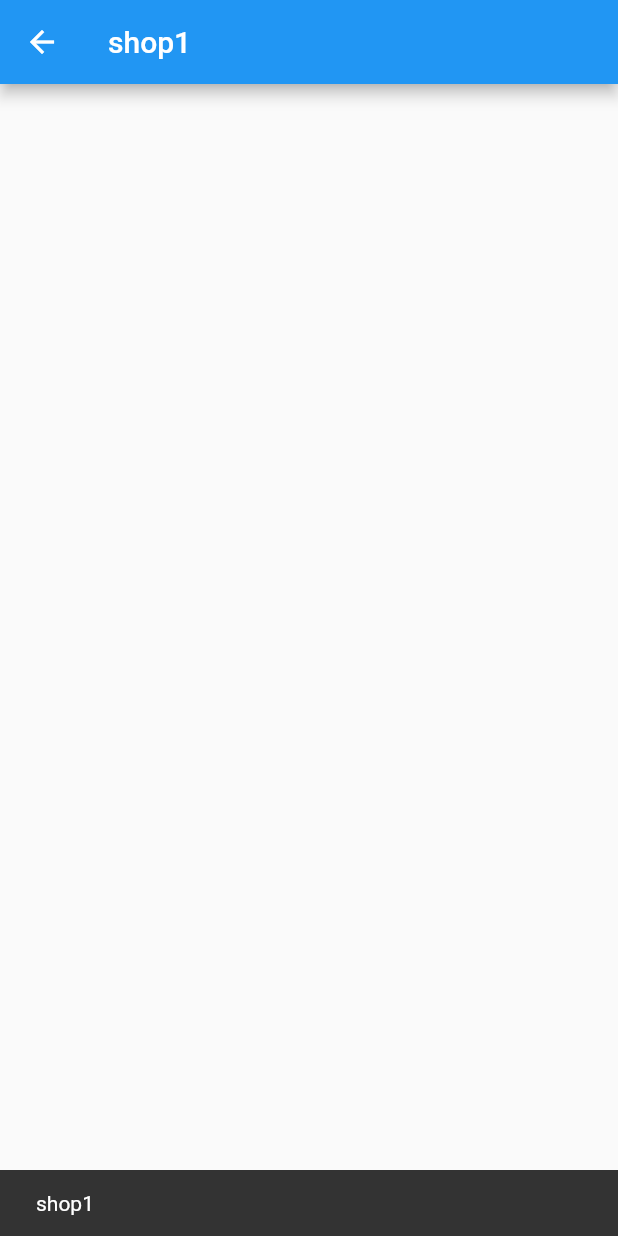
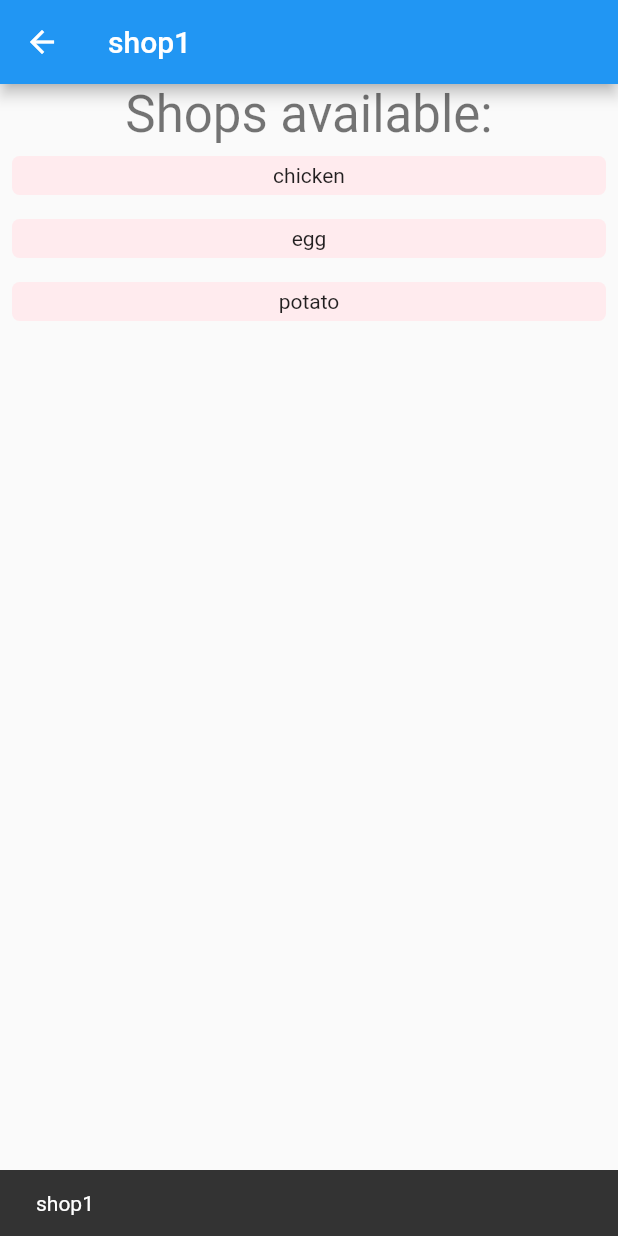
Before and after one commit to papageorgeach/healthyfoodaplication, a Flutter app: the screen it shows after launch, after a tap on "shop1", on a phone screen of 412 x 824 dp. Run offline on Flutter 3.47's test engine with Material 2 defaults, Android fonts, the light colour scheme and no system bars.

Commit message:
shop list and product list version 1.0

```diff
--- a/lib/dish.dart
+++ b/lib/dish.dart
@@ -1,4 +1,4 @@
-import '/product.dart';
+import 'product/product.dart';
 
 class Dish {
   String? name;
--- a/lib/main.dart
+++ b/lib/main.dart
@@ -1,6 +1,6 @@
 import 'package:flutter/material.dart';
-import 'shop_shortcut.dart';
-import '/product.dart';
+import 'shop/shop_shortcut.dart';
+import 'product/product.dart';
 import 'home.dart';
 
 void main() {
--- /dev/null
+++ b/lib/product/available_products.dart
@@ -0,0 +1,20 @@
+import 'package:flutter/material.dart';
+import 'product.dart';
+import 'product_shortcut.dart';
+
+class AvailableProducts extends StatelessWidget {
+  List<Product> availableProducts;
+
+  AvailableProducts(this.availableProducts, {Key? key}) : super(key: key);
+
+  @override
+  Widget build(BuildContext context) {
+    var shop;
+    return Column(crossAxisAlignment: CrossAxisAlignment.start, children: [
+      for (shop in availableProducts)
+        Container(
+          child: ProductShortcut(shop),
+        ),
+    ]);
+  }
+}
--- a/lib/product.dart
+++ b/lib/product/product.dart
@@ -1,21 +1,21 @@
 class Product {
-  String? name;
-  String? description;
-  double? pricePer100g;
+  String name;
+  String description;
+  double pricePer100g;
   //per 100g
-  int? calories;
-  int? protein;
-  int? carbs;
-  int? fat;
+  int calories;
+  int protein;
+  int carbs;
+  int fat;
 
   Product(this.name, this.description, this.pricePer100g, this.calories,
       this.protein, this.carbs, this.fat);
 
   List macros(double quantity) {
-    double mealCalories = calories! * quantity;
-    double mealProtein = protein! * quantity;
-    double mealCarbs = carbs! * quantity;
-    double mealFat = fat! * quantity;
+    double mealCalories = calories * quantity;
+    double mealProtein = protein * quantity;
+    double mealCarbs = carbs * quantity;
+    double mealFat = fat * quantity;
     List macros = [mealCalories, mealProtein, mealCarbs, mealFat];
     return macros;
   }
--- /dev/null
+++ b/lib/product/product_shortcut.dart
@@ -0,0 +1,33 @@
+import 'package:flutter/material.dart';
+import 'package:foodapplication/shop/shop_widget.dart';
+
+import '/dish.dart';
+import 'product.dart';
+import 'product_widget.dart';
+
+class ProductShortcut extends StatelessWidget {
+  final Product product;
+  const ProductShortcut(this.product, {Key? key}) : super(key: key);
+
+  @override
+  Widget build(BuildContext context) {
+    return GestureDetector(
+        // When the child is tapped, show a snackbar.
+        onTap: () {
+          ScaffoldMessenger.of(context)
+              .showSnackBar(SnackBar(content: Text(product.name)));
+          Navigator.of(context).push(
+              MaterialPageRoute(builder: (context) => ProductWidget(product)));
+        },
+        child: Container(
+          margin: const EdgeInsets.all(8.0),
+          padding: const EdgeInsets.all(5.0),
+          alignment: Alignment.center,
+          decoration: BoxDecoration(
+            color: Colors.red[50],
+            borderRadius: BorderRadius.circular(5),
+          ),
+          child: Column(children: [Text(product.name)]),
+        ));
+  }
+}
--- a/lib/available_shops.dart
+++ b/lib/shop/available_shops.dart
@@ -1,5 +1,5 @@
 import 'package:flutter/material.dart';
-import '/shop.dart';
+import 'shop.dart';
 import 'shop_shortcut.dart';
 
 class AvailableShops extends StatelessWidget {
--- a/lib/shop.dart
+++ b/lib/shop/shop.dart
@@ -1,5 +1,5 @@
 import '/dish.dart';
-import '/product.dart';
+import '../product/product.dart';
 import 'shop_shortcut.dart';
 
 class Shop {
--- a/lib/shop_shortcut.dart
+++ b/lib/shop/shop_shortcut.dart
@@ -1,8 +1,8 @@
 import 'package:flutter/material.dart';
-import 'package:foodapplication/shop_widget.dart';
+import 'package:foodapplication/shop/shop_widget.dart';
 
 import '/dish.dart';
-import '/product.dart';
+import '../product/product.dart';
 import 'shop.dart';
 
 class ShopShortcut extends StatelessWidget {
--- /dev/null
+++ b/lib/shop/shop_widget.dart
@@ -0,0 +1,29 @@
+import 'package:flutter/material.dart';
+import 'available_shops.dart';
+import '../product/available_products.dart';
+import 'shop.dart';
+
+class ShopWidget extends StatelessWidget {
+  Shop shop;
+  ShopWidget(this.shop, {Key? key}) : super(key: key);
+  @override
+  Widget build(BuildContext context) {
+    return Scaffold(
+      appBar: AppBar(
+        title: Text(shop.name),
+      ),
+      body: Center(
+        child: Column(
+          mainAxisAlignment: MainAxisAlignment.start,
+          children: <Widget>[
+            Text(
+              'Shops available:',
+              style: Theme.of(context).textTheme.headline4,
+            ),
+            AvailableProducts(shop.products),
+          ],
+        ),
+      ),
+    );
+  }
+}
--- a/lib/shop_widget.dart
+++ /dev/null
@@ -1,16 +0,0 @@
-import 'package:flutter/material.dart';
-import 'available_shops.dart';
-import 'shop.dart';
-
-class ShopWidget extends StatelessWidget {
-  Shop shop;
-  ShopWidget(this.shop, {Key? key}) : super(key: key);
-  @override
-  Widget build(BuildContext context) {
-    return Scaffold(
-      appBar: AppBar(
-        title: Text(shop.name),
-      ),
-    );
-  }
-}
--- a/pubspec.yaml
+++ b/pubspec.yaml
@@ -35,6 +35,7 @@ dependencies:
   # Use with the CupertinoIcons class for iOS style icons.
   cupertino_icons: ^1.0.2
 
+
 dev_dependencies:
   flutter_test:
     sdk: flutter
@@ -51,6 +52,10 @@ dev_dependencies:
 
 # The following section is specific to Flutter.
 flutter:
+  assets:
+    - images/food.jpg
+    - images/earth.jfif
+
 
   # The following line ensures that the Material Icons font is
   # included with your application, so that you can use the icons in
```
Also changed, not shown: lib/home.dart (+4 -4 lines), lib/order.dart (added, +7 -0 lines), lib/product/product_in_order.dart (added, +9 -0 lines), lib/product/product_widget.dart (added, +21 -0 lines), images/food.jpg (added), 1 other file.
